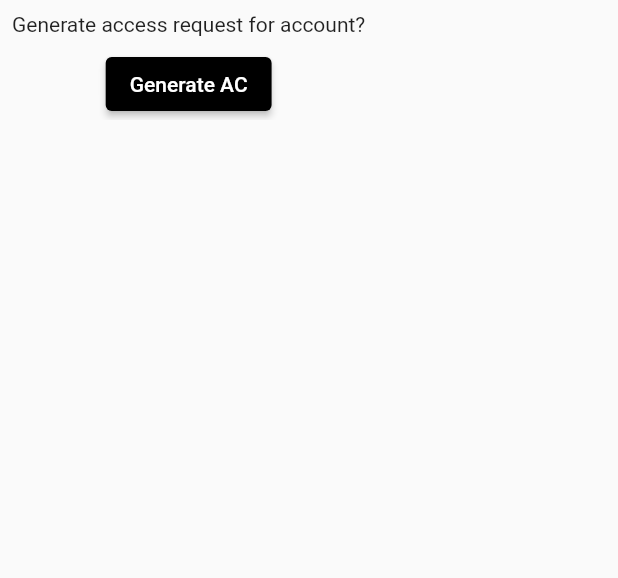
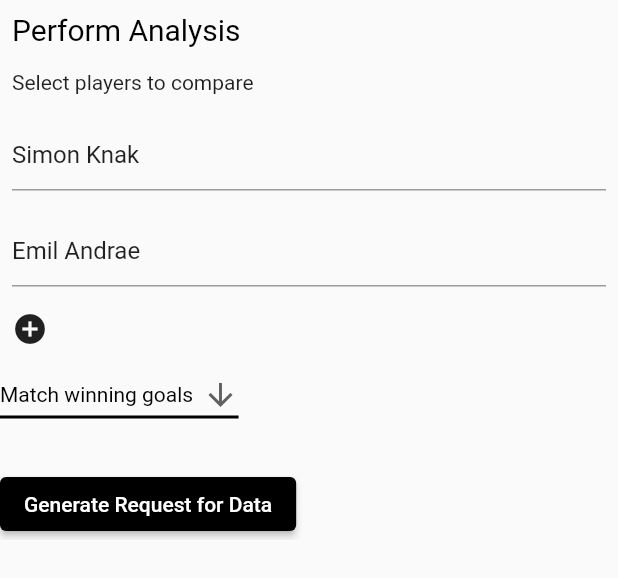
Before and after one commit to julianalexanderkalis/iihf_template, a Flutter app: the CreateAccessRequest widget shown alone on an empty page, opened directly, on a phone screen of 412 x 824 dp. Shown: the top 578 px of the screen. Run offline on Flutter 3.47's test engine with Material 2 defaults, Android fonts, the phone set to English and light mode, and no system bars; missing offline and left inert: flutter_web3.

Commit message:
working on dialog form

```diff
--- a/lib/components/createAccessRequest.dart
+++ b/lib/components/createAccessRequest.dart
@@ -30,16 +30,68 @@ class CreateAccessRequest extends StatelessWidget {
         Form(
           child: Column(
             mainAxisSize: MainAxisSize.min,
+            crossAxisAlignment: CrossAxisAlignment.start,
             children: <Widget>[
               const Padding(
                 padding: EdgeInsets.all(8.0),
-                child: Text("Generate access request for account?"),
+                child: Text(
+                  "Perform Analysis",
+                  style: TextStyle(
+                    color: Colors.black,
+                    fontSize: 20,
+                  ),
+                ),
+              ),
+              const Padding(
+                padding: EdgeInsets.all(8.0),
+                child: Text("Select players to compare"),
+              ),
+              Padding(
+                padding: const EdgeInsets.all(8.0),
+                child: TextFormField(initialValue: "Simon Knak"),
+              ),
+              Padding(
+                padding: const EdgeInsets.all(8.0),
+                child: TextFormField(initialValue: "Emil Andrae"),
+              ),
+              const Padding(
+                padding: EdgeInsets.all(8.0),
+                child: Icon(Icons.add_circle),
+              ),
+              DropdownButton<String>(
+                value: "Match winning goals",
+                icon: const Icon(Icons.arrow_downward),
+                elevation: 16,
+                style: const TextStyle(color: Colors.black),
+                underline: Container(
+                  height: 2,
+                  color: Colors.black,
+                ),
+                onChanged: (String? value) {
+                  // This is called when the user selects an item.
+                  // setState(() {
+                  //   dropdownValue = value!;
+                  // });
+                },
+                items: [
+                  "Match winning goals",
+                  "Penalty scores",
+                  "+ Search marketplace"
+                ].map<DropdownMenuItem<String>>((String value) {
+                  return DropdownMenuItem<String>(
+                    value: value,
+                    child: Text(value),
+                  );
+                }).toList(),
+              ),
+              const SizedBox(
+                height: 25,
               ),
               ElevatedButton(
                   // Generates access request on button press
                   onPressed: () =>
                       Web3FunctionsForWeb().generateAccessRequest(),
-                  child: const Text("Generate AC"))
+                  child: const Text("Generate Request for Data"))
             ],
           ),
         ),
```
Also changed, not shown: 2 other files.
